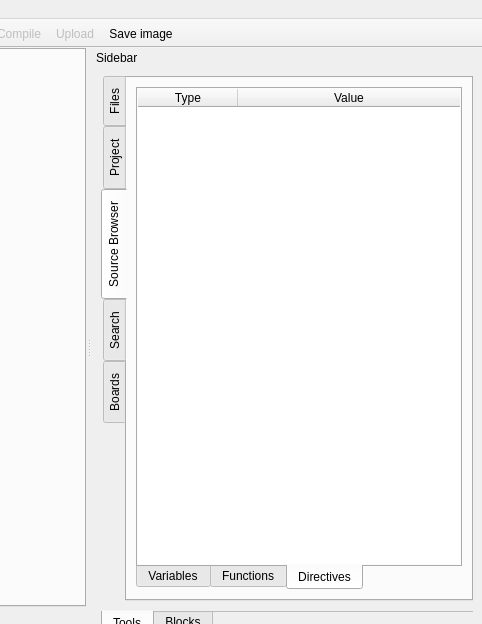
First picture: the form in qtgui/frames/main.ui, repository PinguinoIDE/pinguino-ide, before the edit; both pictures show x 667 to 1149 and y 0 to 624 of the 1149 by 917 pixel window.
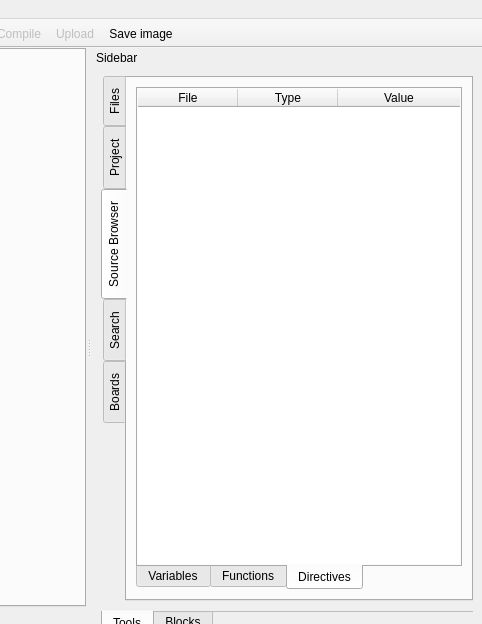
Second picture: the form after the edit. The open tabs and pages were chosen to show the change. Icons and pictures are not drawn.

Diff of the .ui file:
```diff
--- a/qtgui/frames/main.ui
+++ b/qtgui/frames/main.ui
@@ -663,6 +663,11 @@
                    <attribute name="horizontalHeaderStretchLastSection">
                     <bool>true</bool>
                    </attribute>
+                   <column>
+                    <property name="text">
+                     <string>File</string>
+                    </property>
+                   </column>
                    <column>
                     <property name="text">
                      <string>Type</string>
```
Left out of the diff: 14 changed lines with no effect on the pictures.
